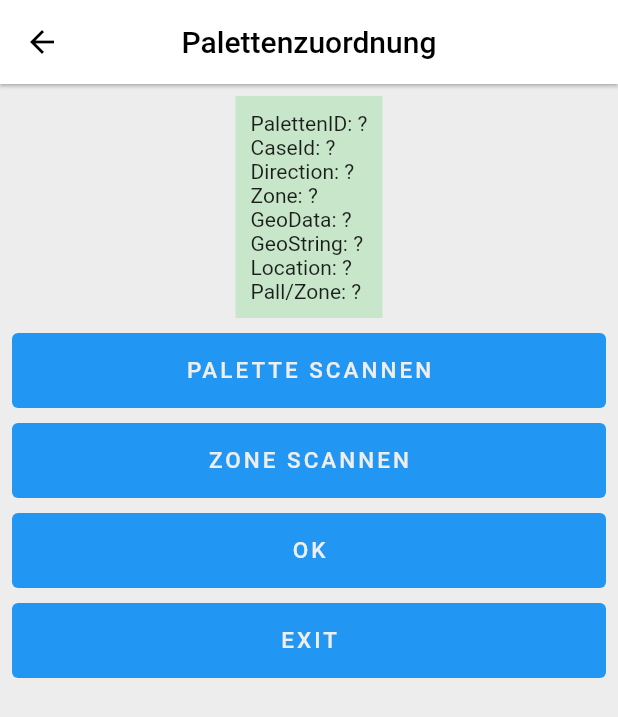
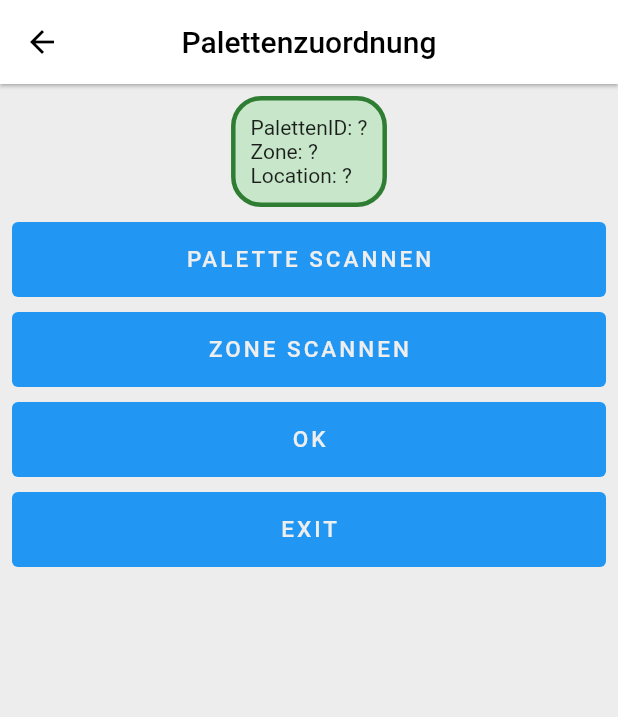
Before and after one commit to josefseiringer/flutter_zebra_scanner_palette, a Flutter app: the OrderPalettPage screen opened by its route, on a phone screen of 412 x 824 dp. Shown: the top 717 px of the screen. Run offline on Flutter 3.47's test engine with Material 2 defaults, Android fonts, the phone set to English and light mode, and no system bars; our stand-ins replace device_info_plus, flutter_dotenv, get, internet_connection_checker, location; missing offline and left inert: flutter_datawedge; Roboto replaces fonts that are missing (Roboto-Light); statements that could not run were skipped.

Commit message:
Mod. PallOrderView

```diff
--- a/lib/constants.dart
+++ b/lib/constants.dart
@@ -152,3 +152,12 @@ var kContainerAuswahlPlatzDecoration = BoxDecoration(
   ),
   borderRadius: const BorderRadius.all(Radius.circular(10)),
 );
+
+var kContainerBoxDecorationGreen = BoxDecoration(
+  color: Colors.green.shade100,
+  borderRadius: BorderRadius.circular(20.0),
+  border: Border.all(
+    width: 3.0,
+    color: Colors.green.shade800,
+  ),
+);
--- a/lib/pages/order/order_palett_view.dart
+++ b/lib/pages/order/order_palett_view.dart
@@ -1,5 +1,6 @@
 import 'package:flutter/material.dart';
 import 'package:get/get.dart';
+import '../../constants.dart';
 import '../../utils/my_text_button.dart';
 import 'order_palett_controller.dart';
 
@@ -25,7 +26,7 @@ class OrderPalettPage extends GetView<OrderPalettController> {
           child: Column(
             children: <Widget>[
               Container(
-                color: Colors.green.shade100,
+                decoration: kContainerBoxDecorationGreen,
                 padding: const EdgeInsets.all(10),
                 child: Obx(
                   () => orderPallCtrl.isLoading.value
@@ -35,20 +36,20 @@ class OrderPalettPage extends GetView<OrderPalettController> {
                           children: [
                             Text(
                                 'PalettenID: ${orderPallCtrl.currOrderModel.value.szPaletteID!}'),
-                            Text(
-                                'CaseId: ${orderPallCtrl.currOrderModel.value.szCaseId!}'),
-                            Text(
-                                'Direction: ${orderPallCtrl.currOrderModel.value.szDirection!}'),
+                            // Text(
+                            //     'CaseId: ${orderPallCtrl.currOrderModel.value.szCaseId!}'),
+                            // Text(
+                            //     'Direction: ${orderPallCtrl.currOrderModel.value.szDirection!}'),
                             Text(
                                 'Zone: ${orderPallCtrl.currOrderModel.value.szZone!}'),
-                            Text(
-                                'GeoData: ${orderPallCtrl.currOrderModel.value.szGeoData!}'),
-                            Text(
-                                'GeoString: ${orderPallCtrl.currOrderModel.value.szGeoString!}'),
+                            // Text(
+                            //     'GeoData: ${orderPallCtrl.currOrderModel.value.szGeoData!}'),
+                            // Text(
+                            //     'GeoString: ${orderPallCtrl.currOrderModel.value.szGeoString!}'),
                             Text(
                                 'Location: ${orderPallCtrl.currOrderModel.value.szLocation!}'),
-                            Text(
-                                'Pall/Zone: ${orderPallCtrl.currOrderModel.value.szScannPalletOrZone!}'),
+                            // Text(
+                            //     'Pall/Zone: ${orderPallCtrl.currOrderModel.value.szScannPalletOrZone!}'),
                           ],
                         ),
                 ),
--- a/lib/services/current_location_controller.dart
+++ b/lib/services/current_location_controller.dart
@@ -60,7 +60,7 @@ class CurrentLocationController extends GetxController {
             'https://api.myptv.com/geocoding/v1/locations/by-position/$lat/$lon?language=de&apiKey=$ptcApiKey';
       }
     } else {
-      strasse = 'Ganglgutstrasse%131';
+      strasse = 'Ganglgutstrasse 131';
       country = 'AT';
       //Get Address from Long and Latitude
       newGetLink =
@@ -82,7 +82,7 @@ class CurrentLocationController extends GetxController {
         locationData.value =
             mapOfAddressfromPosition['address']['city'].toString();
         rxGeoString.value =
-            mapOfAddressfromPosition['address']['street'].toString();
+            '${mapOfAddressfromPosition['address']['postalCode']} ${mapOfAddressfromPosition['address']['city']} ${mapOfAddressfromPosition['address']['street']} ${mapOfAddressfromPosition['address']['houseNumber']}';
         longitude.value = mapOfAddressfromPosition['referencePosition']
                 ['longitude']
             .toString();
```
